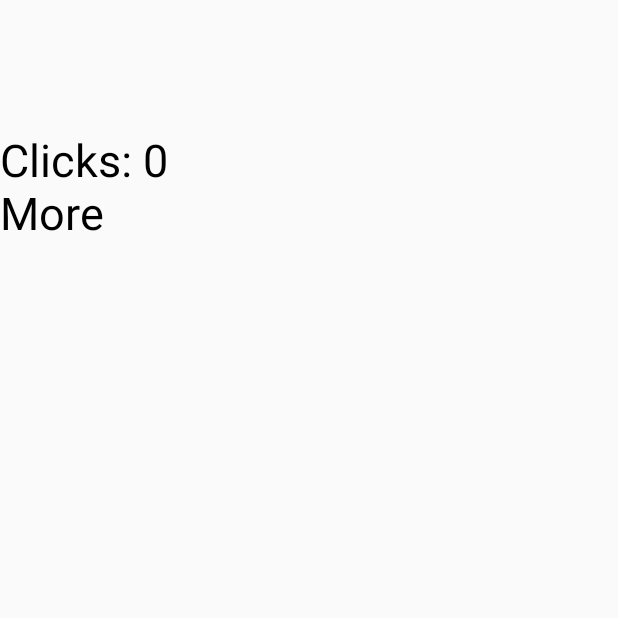
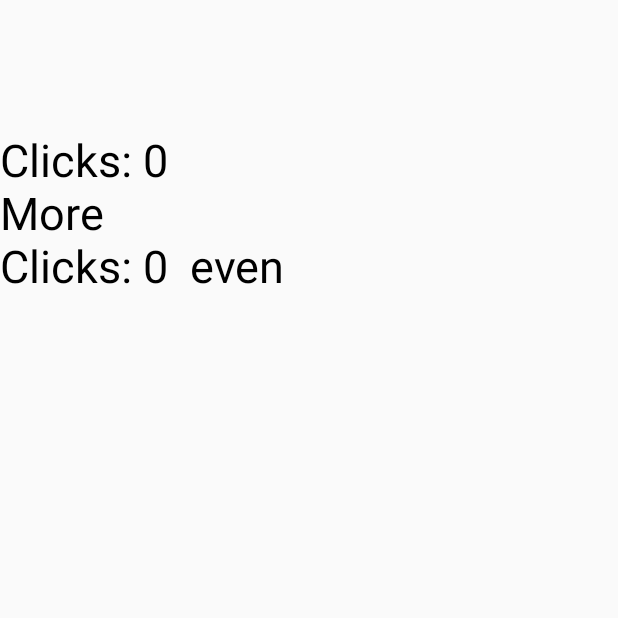
Before and after one commit to coderAlexK/StartA3, an Android app built with Jetpack Compose: the screen it shows after launch (MainActivity), on a phone screen of 412 x 824 dp, the top half of it. Run offline under Robolectric (Android 15) with nearby library versions, the phone set to English and light mode, and no system bars.

Commit message:
Second 251017

```diff
--- a/app/src/main/java/com/akozlov/starta3/MainActivity.kt
+++ b/app/src/main/java/com/akozlov/starta3/MainActivity.kt
@@ -25,6 +25,7 @@ class MainActivity : ComponentActivity() {
             Column(modifier = Modifier.padding(top = 40.dp)) {
             RecompositionScreen(state, onCounterClick = {state.value++})
             InfoText(if (state.value<3) "More" else "Enough")
+            RememberScreen(counterValue = state.value, onCounterClick = {state.value++})
 
             }
         }
--- /dev/null
+++ b/app/src/main/java/com/akozlov/starta3/RememberScreen.kt
@@ -0,0 +1,24 @@
+package com.akozlov.starta3
+
+import androidx.compose.foundation.clickable
+import androidx.compose.foundation.layout.size
+import androidx.compose.material3.Text
+import androidx.compose.runtime.Composable
+import androidx.compose.ui.Modifier
+import androidx.compose.ui.text.LinkAnnotation
+import androidx.compose.ui.unit.sp
+import androidx.lifecycle.Lifecycle
+
+@Composable
+fun RememberScreen(counterValue: Int, onCounterClick: () -> Unit ) {
+    val evenOdd = EvenOdd()
+    Text(text = "Clicks: $counterValue  ${evenOdd.check(counterValue)}"
+        , modifier = Modifier.clickable(onClick = onCounterClick), fontSize = 30.sp)
+
+}
+
+class EvenOdd () {
+    fun check (number: Int): String {
+       return if(number%2 == 0) "even" else "odd"
+    }
+}
```
